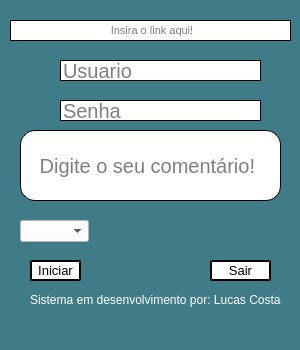
Qt form tela.ui (lucascostastz/Boot-de-comentarios) before a commit.
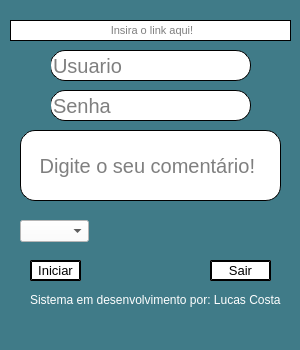
The same form after that commit. Icons and pictures are not drawn.

The edit to the form file:
```diff
--- a/tela.ui
+++ b/tela.ui
@@ -81,10 +81,10 @@
    <widget class="QLineEdit" name="lineEdit_2">
     <property name="geometry">
      <rect>
-      <x>60</x>
-      <y>60</y>
+      <x>50</x>
+      <y>50</y>
       <width>201</width>
-      <height>21</height>
+      <height>31</height>
      </rect>
     </property>
     <property name="sizePolicy">
@@ -120,10 +120,10 @@
    <widget class="QLineEdit" name="lineEdit_3">
     <property name="geometry">
      <rect>
-      <x>60</x>
-      <y>100</y>
+      <x>50</x>
+      <y>90</y>
       <width>201</width>
-      <height>21</height>
+      <height>31</height>
      </rect>
     </property>
     <property name="sizePolicy">
@@ -187,8 +187,8 @@
    <widget class="QLabel" name="label_3">
     <property name="geometry">
      <rect>
-      <x>10</x>
-      <y>90</y>
+      <x>20</x>
+      <y>80</y>
       <width>31</width>
       <height>41</height>
      </rect>
@@ -357,9 +357,9 @@
    <widget class="QLabel" name="label">
     <property name="geometry">
      <rect>
-      <x>160</x>
+      <x>120</x>
       <y>220</y>
-      <width>131</width>
+      <width>171</width>
       <height>21</height>
      </rect>
     </property>
```
Left out of the diff: 2 changed lines with no effect on the pictures.
